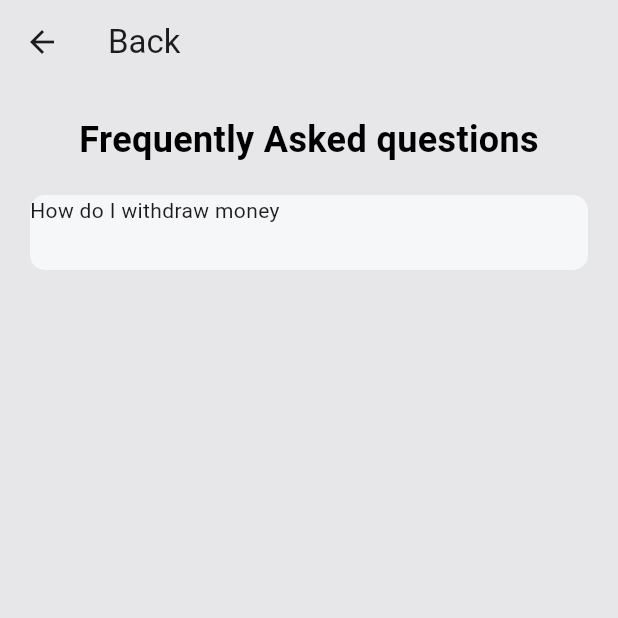
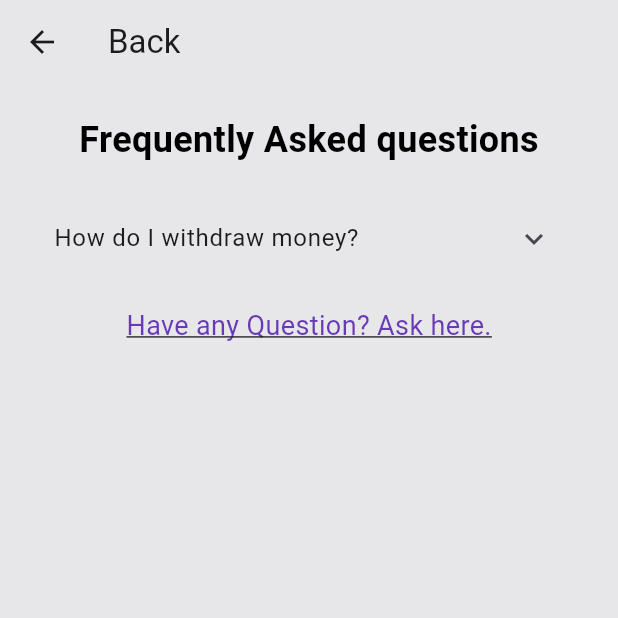
Before and after one commit to azicha/imarika_sacco_mobile_app, a Flutter app: the EnquiriesPage screen opened directly, on a phone screen of 412 x 824 dp, the top half of it. Run offline on Flutter 3.47's test engine with Material 3 defaults, Android fonts, the phone set to English and light mode, and no system bars; our stand-ins replace another_flutter_splash_screen.

Commit message:
Code Refactoring

```diff
--- a/lib/enquiries_page.dart
+++ b/lib/enquiries_page.dart
@@ -1,4 +1,5 @@
 import 'package:flutter/material.dart';
+import 'package:imarika_sacco_mobile_app/enquiries_form.dart';
 
 class EnquiriesPage extends StatelessWidget {
   const EnquiriesPage({super.key});
@@ -7,7 +8,6 @@ class EnquiriesPage extends StatelessWidget {
   Widget build(BuildContext context) {
     return Scaffold(
       appBar: AppBar(
-        backgroundColor: const Color.fromARGB(255, 231, 230, 233),
         title: const Text('Back'),
       ),
       body: Padding(
@@ -25,15 +25,48 @@ class EnquiriesPage extends StatelessWidget {
             const SizedBox(
               height: 20,
             ),
-            Container(
-              width: double.infinity,
-              height: 50,
-              decoration: BoxDecoration(
-                color: const Color.fromRGBO(245, 247, 249, 1),
-                borderRadius: BorderRadius.circular(10),
+            ExpansionTile(
+              title: const Text("How do I withdraw money?"), //header title
+              children: [
+                Container(
+                  padding: const EdgeInsets.all(20),
+                  width: double.infinity,
+                  height: 100,
+                  decoration: BoxDecoration(
+                    borderRadius: BorderRadius.circular(10),
+                    boxShadow: const [
+                      BoxShadow(
+                        blurRadius: 7,
+                        color: Color.fromARGB(255, 180, 182, 183),
+                      ),
+                    ],
+                  ),
+                  child: const Text("Answers for Question One"),
+                ),
+              ],
+            ),
+            InkWell(
+              child: const Padding(
+                padding: EdgeInsets.all(16.0),
+                child: Text(
+                  'Have any Question? Ask here.',
+                  style: TextStyle(
+                    color: Colors.deepPurple,
+                    fontSize: 18,
+                    decoration: TextDecoration.underline,
+                  ),
+                ),
               ),
-              child: const Text('How do I withdraw money'),
-            )
+              onTap: () {
+                Navigator.of(context).push(
+                  MaterialPageRoute(
+                    builder: (context) {
+                      return const EnquiriesForm();
+                    },
+                  ),
+                );
+              },
+            ),
           ],
         ),
       ),
--- a/lib/global_variables.dart
+++ b/lib/global_variables.dart
@@ -35,3 +35,7 @@ final otherServices = [
     'serviceIcon': Icons.money,
   },
 ];
+
+final enquiries = [
+
+];
--- a/lib/home_page.dart
+++ b/lib/home_page.dart
@@ -14,7 +14,6 @@ class _HomePageState extends State<HomePage> {
 
   List<Widget> pages = const [
     HomeDetails(),
-    AccessPermission(),
     AccessPermission(),
     AccessPermission(),
   ];
--- a/lib/log_in_page.dart
+++ b/lib/log_in_page.dart
@@ -22,7 +22,6 @@ class LogInPage extends StatelessWidget {
             fontSize: 28,
           ),
         ),
-        backgroundColor: const Color.fromARGB(255, 231, 230, 233),
       ),
       body: Padding(
         padding: const EdgeInsets.only(
--- a/lib/menu_options.dart
+++ b/lib/menu_options.dart
@@ -8,7 +8,6 @@ class MenuOptions extends StatelessWidget {
   Widget build(BuildContext context) {
     return Scaffold(
       appBar: AppBar(
-        backgroundColor: const Color.fromARGB(255, 231, 230, 233),
         title: const Text('Profile'),
       ),
       body: Center(
--- a/lib/pin_reset.dart
+++ b/lib/pin_reset.dart
@@ -13,7 +13,6 @@ class PinReset extends StatelessWidget {
     );
     return Scaffold(
         appBar: AppBar(
-          backgroundColor: const Color.fromARGB(255, 231, 230, 233),
           title: const Text('Change Pin'),
         ),
         body: Padding(
```
